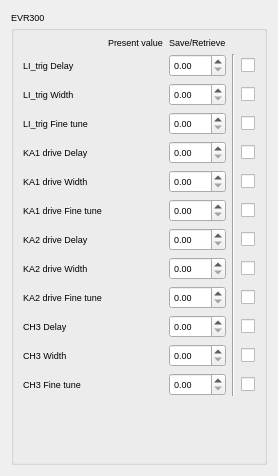
First picture: the form in ctli/widgets/ui/snapshot_evr.ui, repository srgblnch/LinacGUI, before the edit.
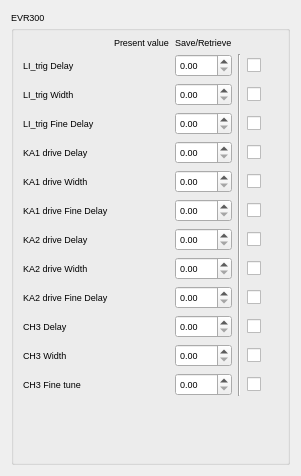
Second picture: the form after the edit. Custom widgets are drawn as their Qt base class.

Commit message: Replace label in Fine Tune widgets of the ERV300 to say delay instead to tune

The edit to the form file:
```diff
--- a/ctli/widgets/ui/snapshot_evr.ui
+++ b/ctli/widgets/ui/snapshot_evr.ui
@@ -6,7 +6,7 @@
    <rect>
     <x>0</x>
     <y>0</y>
-    <width>278</width>
+    <width>301</width>
     <height>476</height>
    </rect>
   </property>
@@ -145,7 +145,7 @@
       <item row="3" column="0">
        <widget class="QLabel" name="Fine0Label">
         <property name="text">
-         <string>LI_trig Fine tune</string>
+         <string>LI_trig Fine Delay</string>
         </property>
        </widget>
       </item>
@@ -196,7 +196,7 @@
       <item row="6" column="0">
        <widget class="QLabel" name="Fine1Label">
         <property name="text">
-         <string>KA1 drive Fine tune</string>
+         <string>KA1 drive Fine Delay</string>
         </property>
        </widget>
       </item>
@@ -244,7 +244,7 @@
       <item row="9" column="0">
        <widget class="QLabel" name="Fine2Label">
         <property name="text">
-         <string>KA2 drive Fine tune</string>
+         <string>KA2 drive Fine Delay</string>
         </property>
        </widget>
       </item>
@@ -311,17 +311,17 @@
    <header>taurus.qt.qtgui.container</header>
    <container>1</container>
   </customwidget>
+  <customwidget>
+   <class>TaurusGroupBox</class>
+   <extends>QGroupBox</extends>
+   <header>taurus.qt.qtgui.container</header>
+   <container>1</container>
+  </customwidget>
   <customwidget>
    <class>TaurusLabel</class>
    <extends>QLabel</extends>
    <header>taurus.qt.qtgui.display</header>
   </customwidget>
-  <customwidget>
-   <class>TaurusGroupBox</class>
-   <extends>QGroupBox</extends>
-   <header>taurus.qt.qtgui.container</header>
-   <container>1</container>
-  </customwidget>
  </customwidgets>
  <resources/>
  <connections/>
```
